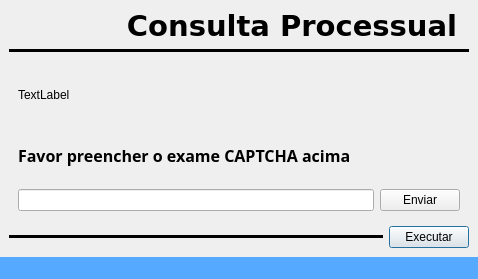
Before: the Qt Designer form code/src/ui/window_process.ui in Sl3nc/Acompanha_Process, drawn with Qt 5.
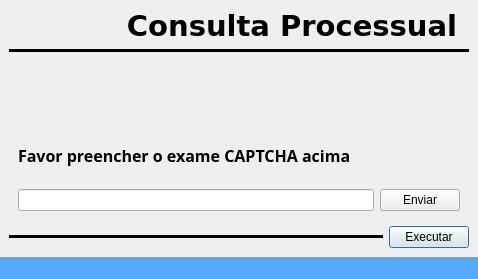
After: the same form once the commit is applied. The open tabs and pages were chosen to show the change. Icons and pictures are not drawn.

Diff of the .ui file:
```diff
--- a/code/src/ui/window_process.ui
+++ b/code/src/ui/window_process.ui
@@ -214,7 +214,10 @@
           <item row="0" column="1" colspan="2">
            <widget class="QLabel" name="label_5">
             <property name="text">
-             <string>TextLabel</string>
+             <string/>
+            </property>
+            <property name="scaledContents">
+             <bool>true</bool>
             </property>
            </widget>
           </item>
```
Left out of the diff: 2 changed lines with no effect on the pictures.
